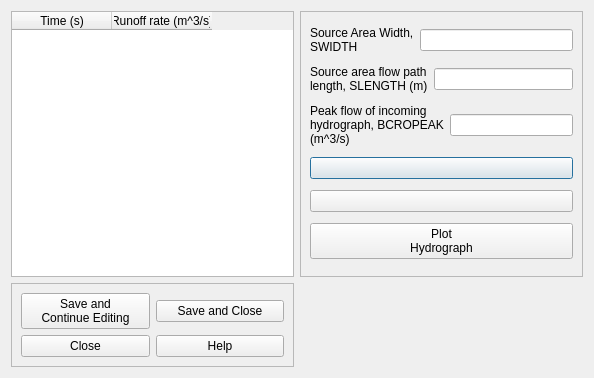
Inigobarbe/VFSMOD-GUI, file ui/vfsmod_hydrograph.ui: the form before one commit.
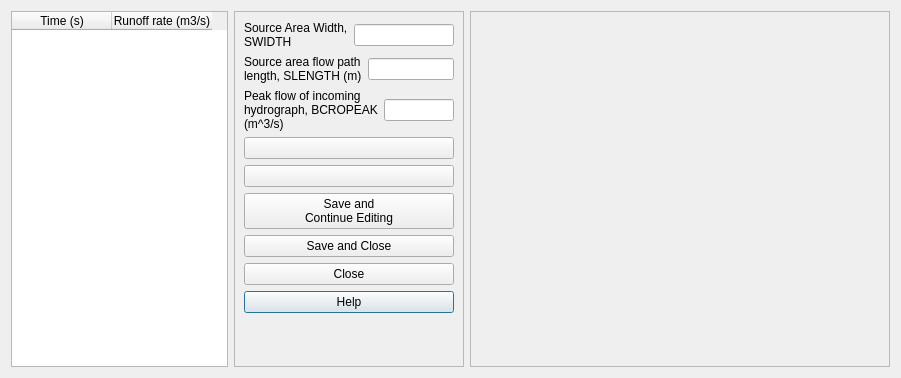
The form after the commit.

```diff
--- a/ui/vfsmod_hydrograph.ui
+++ b/ui/vfsmod_hydrograph.ui
@@ -6,14 +6,14 @@
    <rect>
     <x>0</x>
     <y>0</y>
-    <width>594</width>
+    <width>901</width>
     <height>378</height>
    </rect>
   </property>
   <property name="windowTitle">
    <string>Dialog</string>
   </property>
-  <layout class="QGridLayout" name="gridLayout_3">
+  <layout class="QGridLayout" name="gridLayout">
    <item row="0" column="0">
     <widget class="QTableWidget" name="tableWidget">
      <column>
@@ -23,7 +23,7 @@
      </column>
      <column>
       <property name="text">
-       <string>Runoff rate (m^3/s)</string>
+       <string>Runoff rate (m3/s)</string>
       </property>
      </column>
     </widget>
@@ -37,35 +37,20 @@
       <enum>QFrame::Raised</enum>
      </property>
      <layout class="QGridLayout" name="gridLayout_2">
-      <item row="0" column="0">
-       <layout class="QHBoxLayout" name="horizontalLayout">
-        <item>
-         <widget class="QLabel" name="label">
-          <property name="text">
-           <string>Source Area Width,
-SWIDTH</string>
-          </property>
-         </widget>
-        </item>
-        <item>
-         <widget class="QLineEdit" name="width"/>
-        </item>
-       </layout>
+      <item row="8" column="0">
+       <widget class="QPushButton" name="pushButton_4">
+        <property name="text">
+         <string>Help</string>
+        </property>
+       </widget>
       </item>
-      <item row="1" column="0">
-       <layout class="QHBoxLayout" name="horizontalLayout_2">
-        <item>
-         <widget class="QLabel" name="label_2">
-          <property name="text">
-           <string>Source area flow path
-length, SLENGTH (m)</string>
-          </property>
-         </widget>
-        </item>
-        <item>
-         <widget class="QLineEdit" name="length"/>
-        </item>
-       </layout>
+      <item row="5" column="0">
+       <widget class="QPushButton" name="save_continue">
+        <property name="text">
+         <string>Save and 
+Continue Editing</string>
+        </property>
+       </widget>
       </item>
       <item row="2" column="0">
        <layout class="QHBoxLayout" name="horizontalLayout_3">
@@ -79,10 +64,27 @@
          </widget>
         </item>
         <item>
-         <widget class="QLineEdit" name="peak"/>
+         <widget class="QLineEdit" name="peak">
+          <property name="alignment">
+           <set>Qt::AlignCenter</set>
+          </property>
+         </widget>
         </item>
        </layout>
       </item>
+      <item row="9" column="0">
+       <spacer name="verticalSpacer">
+        <property name="orientation">
+         <enum>Qt::Vertical</enum>
+        </property>
+        <property name="sizeHint" stdset="0">
+         <size>
+          <width>20</width>
+          <height>40</height>
+         </size>
+        </property>
+       </spacer>
+      </item>
       <item row="3" column="0">
        <widget class="QPushButton" name="add">
         <property name="text">
@@ -97,58 +99,83 @@
         </property>
        </widget>
       </item>
-      <item row="5" column="0">
-       <widget class="QPushButton" name="pushButton">
-        <property name="text">
-         <string>Plot 
-Hydrograph</string>
-        </property>
-       </widget>
-      </item>
-     </layout>
-    </widget>
-   </item>
-   <item row="1" column="0">
-    <widget class="QFrame" name="frame_2">
-     <property name="frameShape">
-      <enum>QFrame::StyledPanel</enum>
-     </property>
-     <property name="frameShadow">
-      <enum>QFrame::Raised</enum>
-     </property>
-     <layout class="QGridLayout" name="gridLayout">
-      <item row="0" column="0">
-       <widget class="QPushButton" name="save_continue">
-        <property name="text">
-         <string>Save and 
-Continue Editing</string>
-        </property>
-       </widget>
-      </item>
-      <item row="0" column="1">
-       <widget class="QPushButton" name="pushButton_2">
+      <item row="6" column="0">
+       <widget class="QPushButton" name="save_close">
         <property name="text">
          <string>Save and Close</string>
         </property>
        </widget>
       </item>
       <item row="1" column="0">
-       <widget class="QPushButton" name="pushButton_3">
+       <layout class="QHBoxLayout" name="horizontalLayout_2">
+        <item>
+         <widget class="QLabel" name="label_2">
+          <property name="text">
+           <string>Source area flow path
+length, SLENGTH (m)</string>
+          </property>
+         </widget>
+        </item>
+        <item>
+         <widget class="QLineEdit" name="length">
+          <property name="alignment">
+           <set>Qt::AlignCenter</set>
+          </property>
+         </widget>
+        </item>
+       </layout>
+      </item>
+      <item row="7" column="0">
+       <widget class="QPushButton" name="close_dialog">
         <property name="text">
          <string>Close</string>
         </property>
        </widget>
       </item>
-      <item row="1" column="1">
-       <widget class="QPushButton" name="pushButton_4">
-        <property name="text">
-         <string>Help</string>
-        </property>
-       </widget>
+      <item row="0" column="0">
+       <layout class="QHBoxLayout" name="horizontalLayout">
+        <item>
+         <widget class="QLabel" name="label">
+          <property name="text">
+           <string>Source Area Width,
+SWIDTH</string>
+          </property>
+         </widget>
+        </item>
+        <item>
+         <widget class="QLineEdit" name="width">
+          <property name="alignment">
+           <set>Qt::AlignCenter</set>
+          </property>
+         </widget>
+        </item>
+       </layout>
       </item>
      </layout>
     </widget>
    </item>
+   <item row="0" column="2">
+    <widget class="QFrame" name="frame_2">
+     <property name="minimumSize">
+      <size>
+       <width>420</width>
+       <height>0</height>
+      </size>
+     </property>
+     <property name="maximumSize">
+      <size>
+       <width>420</width>
+       <height>16777215</height>
+      </size>
+     </property>
+     <property name="frameShape">
+      <enum>QFrame::StyledPanel</enum>
+     </property>
+     <property name="frameShadow">
+      <enum>QFrame::Raised</enum>
+     </property>
+    </widget>
+   </item>
   </layout>
  </widget>
  <resources/>
```
